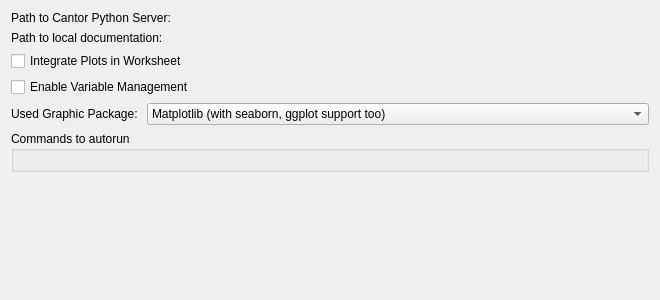
The window that src/backends/python/settings.ui (KDE/cantor) describes before a commit, drawn with Qt 5.
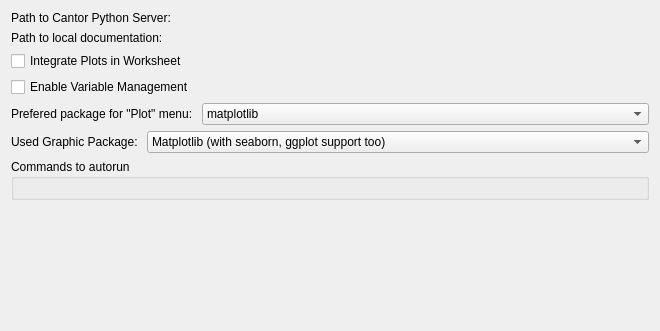
The same window after the commit. Custom widgets are drawn as their Qt base class.

Commit message: [T9475] Python Plot Extension: Add support for different packages

```diff
--- a/src/backends/python/settings.ui
+++ b/src/backends/python/settings.ui
@@ -7,7 +7,7 @@
     <x>0</x>
     <y>0</y>
     <width>660</width>
-    <height>300</height>
+    <height>331</height>
    </rect>
   </property>
   <layout class="QVBoxLayout" name="verticalLayout">
@@ -66,6 +66,55 @@
      </property>
     </widget>
    </item>
+   <item>
+    <layout class="QHBoxLayout" name="horizontalLayout4">
+     <item>
+      <widget class="QLabel" name="label4">
+       <property name="toolTip">
+        <string>Graphic package, which code will used for plotting via &quot;Plot&quot; Cantor menu.</string>
+       </property>
+       <property name="text">
+        <string>Prefered package for &quot;Plot&quot; menu: </string>
+       </property>
+      </widget>
+     </item>
+     <item>
+      <widget class="KComboBox" name="kcfg_plotExtenstionGraphicPackage">
+       <property name="sizePolicy">
+        <sizepolicy hsizetype="Expanding" vsizetype="Fixed">
+         <horstretch>0</horstretch>
+         <verstretch>0</verstretch>
+        </sizepolicy>
+       </property>
+       <item>
+        <property name="text">
+         <string>matplotlib</string>
+        </property>
+       </item>
+       <item>
+        <property name="text">
+         <string>pylab</string>
+        </property>
+       </item>
+       <item>
+        <property name="text">
+         <string>plot.ly</string>
+        </property>
+       </item>
+       <item>
+        <property name="text">
+         <string>GR</string>
+        </property>
+       </item>
+       <item>
+        <property name="text">
+         <string>bokeh</string>
+        </property>
+       </item>
+      </widget>
+     </item>
+    </layout>
+   </item>
    <item>
     <layout class="QHBoxLayout" name="horizontalLayout3">
      <item>
```
The commit also changes 2 other files.
